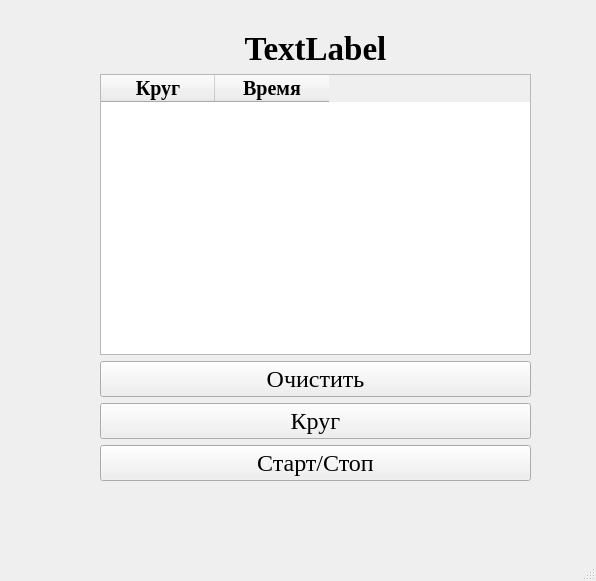
matrikx72/Stopwatch, file mainwindow.ui: the form before one commit.
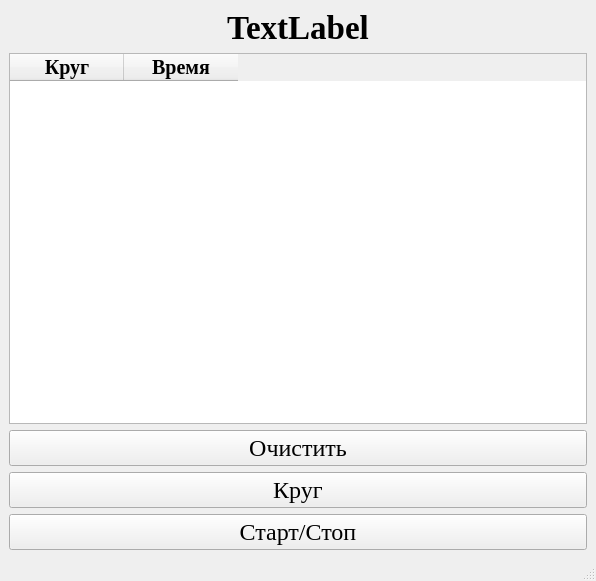
The form after the commit.

The edit to the form file:
```diff
--- a/mainwindow.ui
+++ b/mainwindow.ui
@@ -14,15 +14,8 @@
    <string>MainWindow</string>
   </property>
   <widget class="QWidget" name="centralwidget">
-   <widget class="QWidget" name="layoutWidget">
-    <property name="geometry">
-     <rect>
-      <x>100</x>
-      <y>30</y>
-      <width>431</width>
-      <height>451</height>
-     </rect>
-    </property>
+   <layout class="QGridLayout" name="gridLayout">
+    <item row="0" column="0">
     <layout class="QVBoxLayout" name="verticalLayout">
      <item>
       <widget class="QLabel" name="timeLabel">
@@ -133,7 +126,8 @@
       </widget>
      </item>
     </layout>
-   </widget>
+    </item>
+   </layout>
   </widget>
   <widget class="QMenuBar" name="menubar">
    <property name="geometry">
```
Lines whose indentation alone changed are shown as unchanged.
